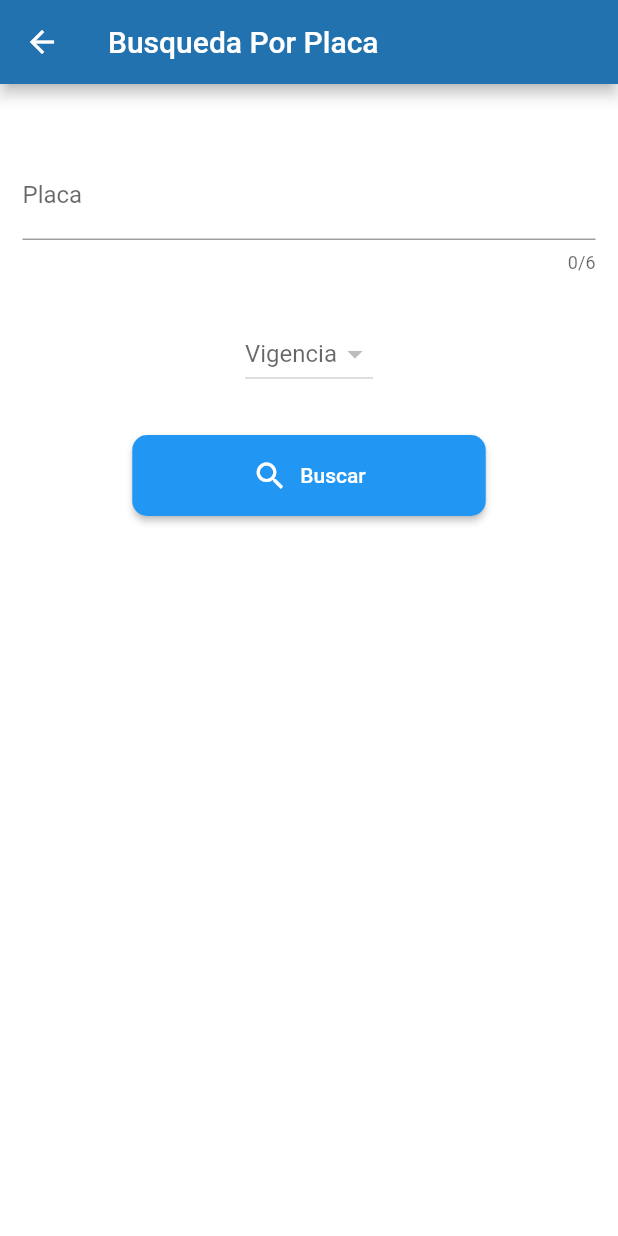
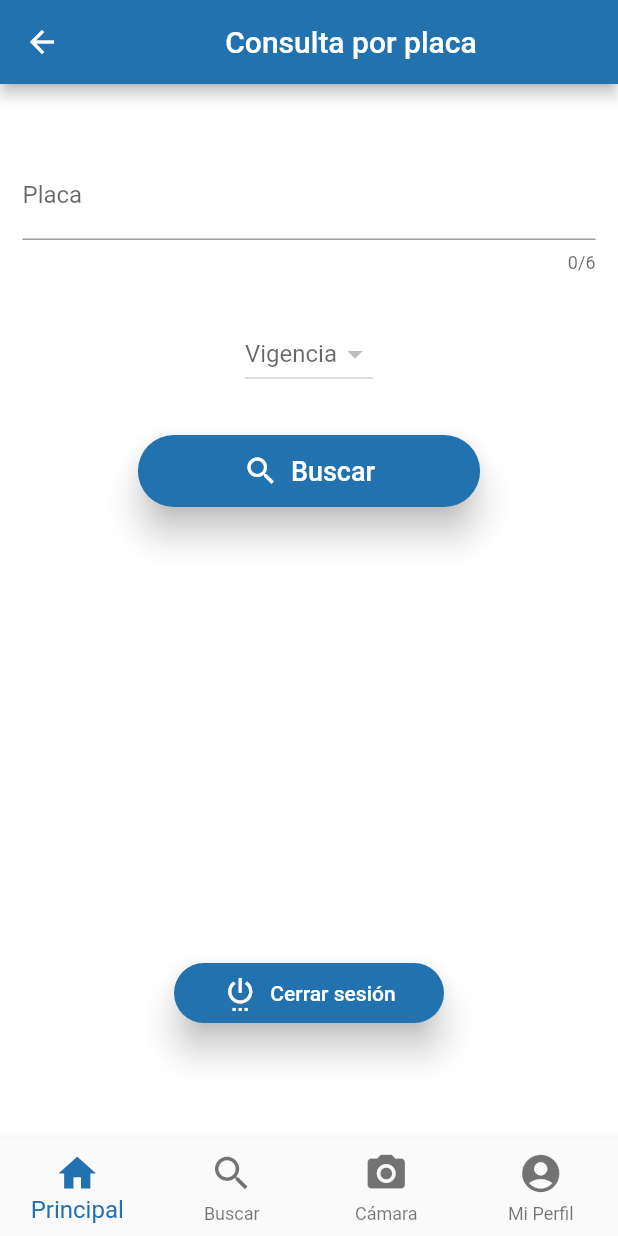
Before and after one commit to ellesdeleiro01/infoveapp1, a Flutter app: the PlacaPage2 screen opened directly, on a phone screen of 412 x 824 dp. Run offline on Flutter 3.47's test engine with Material 2 defaults, Android fonts, the phone set to English and light mode, and no system bars; our stand-ins replace firebase_auth, flare_flutter, font_awesome_flutter, google_sign_in, rxdart; missing offline and left inert: flare_dart; accounts and stored records are empty.

Commit message:
rafael no usar el commit

```diff
--- a/lib/main.dart
+++ b/lib/main.dart
@@ -1,16 +1,12 @@
 import 'package:flutter/material.dart';
 import 'package:infoveapp1/src/login_state.dart';
 import 'package:provider/provider.dart';
-//import 'package:infoveapp1/src/bloc/provider.dart';
 import 'package:infoveapp1/src/pages/menu_page.dart';
-import 'package:infoveapp1/src/pages/login_pages.dart';
 import 'package:infoveapp1/src/pages/busqueda_documento_page.dart';
 import 'package:infoveapp1/src/pages/busqueda_placa_page.dart';
-import 'package:infoveapp1/src/pages/menu_page2.dart';
-import 'package:infoveapp1/src/pages/prueba.dart';
-import 'package:infoveapp1/src/pages/busqueda_documento_page2.dart';
 import 'package:infoveapp1/src/pages/busqueda_placa_page2.dart';
 import 'package:infoveapp1/src/pages/login2_pages.dart';
+import 'package:infoveapp1/src/pages/sugerencias_page.dart';
 
 void main() => runApp(MyApp());
 
@@ -38,15 +34,13 @@ class MyApp extends StatelessWidget {
             },
             'Consulta por número de documento': (BuildContext context) => DocumentoPage(),
             'Consulta por placa y fecha': (BuildContext context) => PlacaPage(),
+            'menu': (BuildContext context) => MenuPage(),
+            'Sugerencias y/o peticiones': (BuildContext context) => SugerenciasPage(),
             //'login': (BuildContext context) => LoginPage(),
             //'login2': (BuildContext context) => LoginPage2(),
-           'menu': (BuildContext context) => MenuPage(),
-            //'menu2': (BuildContext context) => MenuPage2(),
            // 'consultNúmeroDocumento': (BuildContext context) =>
             //    DocumentoPage2(),
-           // 'consultaPlacayFecha': (BuildContext context) => PlacaPage2(),
-           // 'prueba': (BuildContext context) => AppBarBottomSample(),
-
+           'Consulta por Placa y Fecha': (BuildContext context) => PlacaPage2(),
           },
         ),
     );
--- a/lib/src/pages/busqueda_placa_page2.dart
+++ b/lib/src/pages/busqueda_placa_page2.dart
@@ -1,7 +1,10 @@
 import 'package:flutter/material.dart';
-//import 'package:infoveapp1/src/bloc/provider.dart';
+import 'package:provider/provider.dart';
+import 'package:infoveapp1/src/login_state.dart';
+
 
 class PlacaPage2 extends StatelessWidget {
+  int _currentIndex = 0;
   Widget _placa() {
     return TextFormField(
       decoration: InputDecoration(labelText: 'Placa '),
@@ -21,12 +24,12 @@ class PlacaPage2 extends StatelessWidget {
 
   Widget _boton() {
     return RaisedButton.icon(
-        shape:
-        RoundedRectangleBorder(borderRadius: BorderRadius.circular(10.0)),
-        padding: EdgeInsets.symmetric(horizontal: 80.0, vertical: 15.0),
-        color: Colors.blue,
+        shape: RoundedRectangleBorder(borderRadius: BorderRadius.circular(30.0)),
+        elevation: 10.0,
+        padding: EdgeInsets.symmetric(horizontal: 70.0, vertical: 12.0),
+        color: Color(0xFF2172af),
         textColor: Colors.white,
-        label: Text('Buscar'),
+        label: Text('Buscar', style: TextStyle(fontSize: 18, color: Colors.white),),
         icon: Icon(Icons.search),
         onPressed: () {});
   }
@@ -36,7 +39,14 @@ class PlacaPage2 extends StatelessWidget {
     //final bloc = Provider.of(context);
 
     return Scaffold(
-        appBar: AppBar(title: Text('Busqueda Por Placa')),
+        appBar: AppBar(title: Center(
+          child: const Text('Consulta por placa'),
+        ),
+          leading: IconButton(
+            tooltip: 'Atrás',
+            icon: const Icon(Icons.arrow_back),
+            onPressed: () => Navigator.pushReplacementNamed(context, 'menu'),
+          ),),
         body: SingleChildScrollView(
           child: Container(
               padding: EdgeInsets.all(15.0),
@@ -48,7 +58,55 @@ class PlacaPage2 extends StatelessWidget {
                     _vigencia(),
                     SizedBox(height: 30.0),
                     _boton(),
+                    SizedBox(height: 300.0),
+                  Container(
+                      width: 180,
+                      child: RaisedButton.icon(
+                          shape: RoundedRectangleBorder(borderRadius: BorderRadius.circular(30.0)),
+                          elevation: 10.0,
+                          padding: EdgeInsets.symmetric(horizontal: 30.0, vertical: 8.0),
+                          color: Color(0xFF2172af),
+                          textColor: Colors.white,
+                          label: Text('Cerrar sesión', style: TextStyle(fontSize: 14, color: Colors.white),),
+                          icon: Icon(Icons.settings_power),
+                          onPressed: () {Provider.of<LoginState>(context).logout();
+                          Navigator.of(context).pop();}),
+                      ),
                   ]))),
-        ));
+        ),
+        bottomNavigationBar: BottomNavigationBar(
+        currentIndex: _currentIndex,
+        onTap: onTabTapped,
+        fixedColor: Color(0xFF2172af),
+        type: BottomNavigationBarType.fixed,
+        iconSize: 30,
+        selectedFontSize: 16,
+        items: <BottomNavigationBarItem>[
+          BottomNavigationBarItem(
+            icon: Icon(Icons.home),
+            title: Text('Principal'),
+          ),
+          BottomNavigationBarItem(
+            icon: Icon(Icons.search),
+            title: Text('Buscar'),
+          ),
+          BottomNavigationBarItem(
+            icon: Icon(Icons.camera_alt),
+            title: Text('Cámara'),
+          ),
+          BottomNavigationBarItem(
+            icon: Icon(Icons.account_circle),
+            title: Text('Mi Perfil'),
+          ),
+        ]
+    ),
+    );
   }
+  void onTabTapped(int index) {
+    setState(() {
+      _currentIndex = index;
+    });
+  }
+
+  void setState(Null Function() param0) {}
 }
--- a/lib/src/pages/menu_page.dart
+++ b/lib/src/pages/menu_page.dart
@@ -1,6 +1,6 @@
 import 'package:flutter/cupertino.dart';
 import 'package:flutter/material.dart';
-import 'package:infoveapp1/src/bloc/MyBottomNavigatioBar.dart';
+
 
 class MenuPage extends StatefulWidget {
   MenuPage({Key key}) : super(key: key);
@@ -16,8 +16,7 @@ class _MenuPageState extends State<MenuPage> {
     return Scaffold(
       appBar: AppBar(
         title: Center(
-          child: Text(
-            'INFOVEAPP',
+          child: Text('INFOVEAPP',
             style: TextStyle(fontFamily: 'RussoOne', fontSize: 24.0),
           ),
         ),
@@ -40,7 +39,7 @@ class _MenuPageState extends State<MenuPage> {
                   ),
                   SizedBox(height: 50.0),
                   CreateButton('Consulta por número de documento'),
-                  CreateButton('Consulta por placa y fecha'),
+                  CreateButton('Consulta por Placa y Fecha'),
                   CreateButton('Sugerencias y/o peticiones'),
                 ],
               ),
@@ -85,7 +84,7 @@ class _MenuPageState extends State<MenuPage> {
 
 class CreateButton extends StatelessWidget {
   final String name;
-  const CreateButton(this.name);
+  CreateButton(this.name);
   @override
   Widget build(BuildContext context) {
     return Center(
--- a/pubspec.yaml
+++ b/pubspec.yaml
@@ -34,6 +34,8 @@ dependencies:
   observable: ^0.22.2
   provider: ^2.0.1
   font_awesome_flutter: ^8.4.0
+  google_sign_in: ^4.5.1
+  firebase_auth: ^0.16.1
 
 dev_dependencies:
   flutter_test:
```
Also changed, not shown: lib/src/login_state.dart (+39 -4 lines), lib/src/pages/busqueda_documento_page.dart (+66 -77 lines), lib/src/pages/login2_pages.dart (+29 -7 lines), lib/src/pages/sugerencias_page.dart (added, +94 -0 lines), pubspec.lock.
